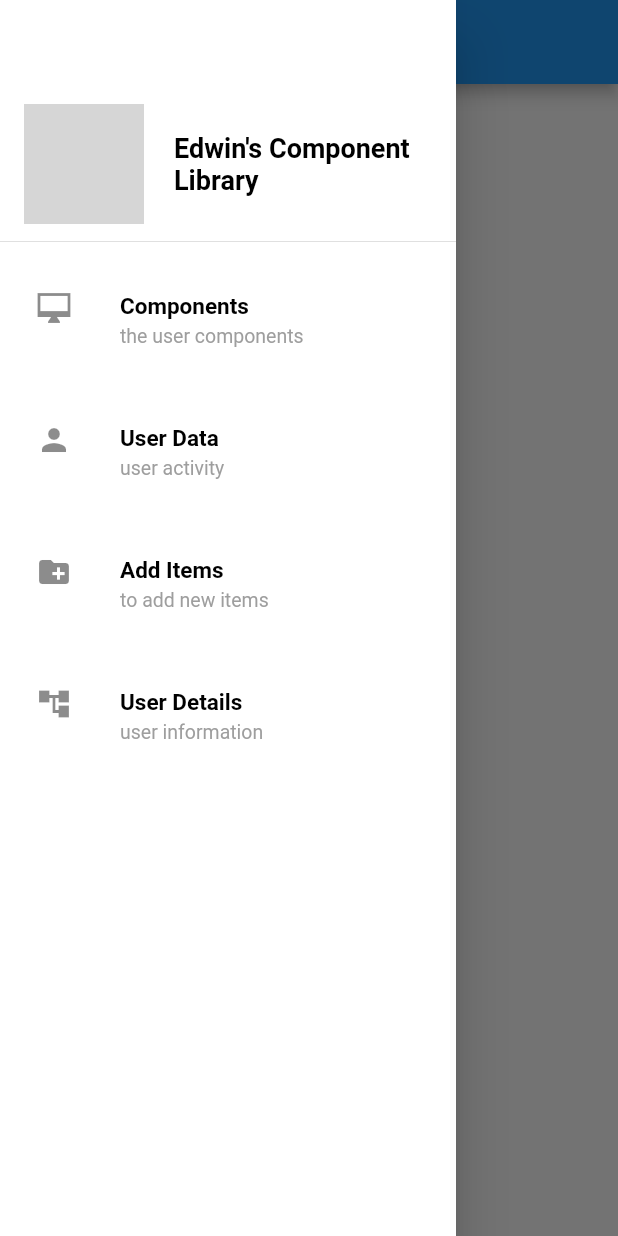
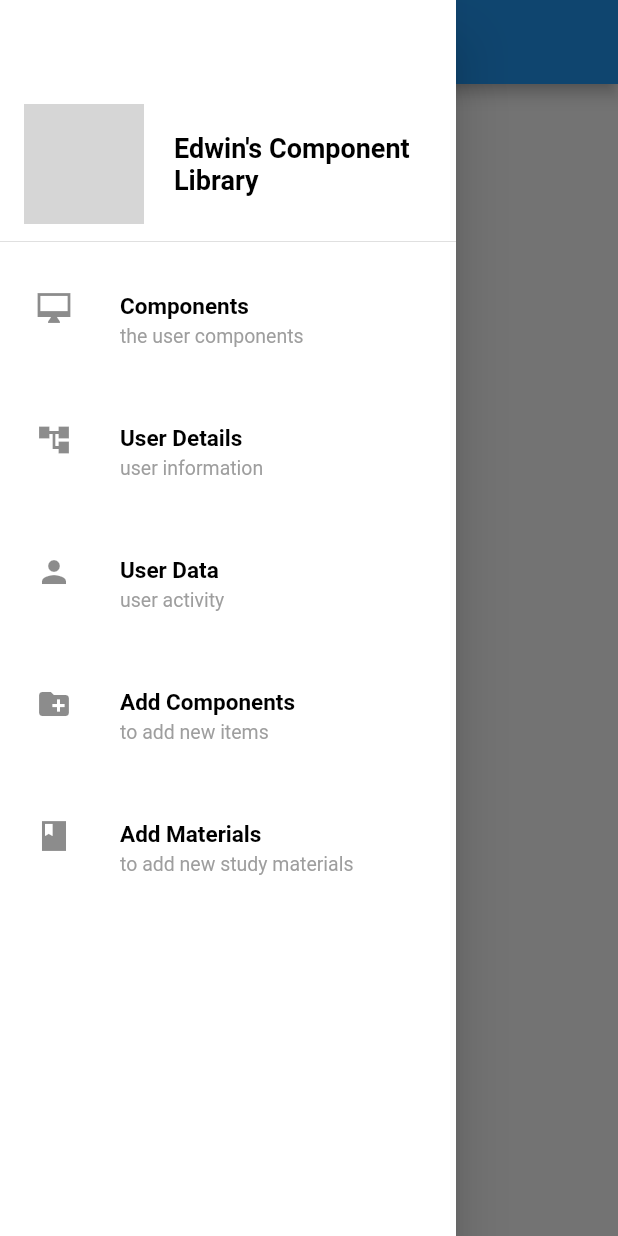
Before and after one commit to Shubhangcs/Admin_pannel, a Flutter app: the screen it shows after launch, with the side drawer open, on a phone screen of 412 x 824 dp. Run offline on Flutter 3.47's test engine with Material 2 defaults, Android fonts, the phone set to English and light mode, and no system bars; grey boxes are pictures that could not be loaded.

Commit message:
completed components

```diff
--- a/lib/all_files/admin_main.dart
+++ b/lib/all_files/admin_main.dart
@@ -3,6 +3,8 @@ import 'package:edwin_componant_admin/all_files/components.dart';
 import 'package:edwin_componant_admin/all_files/user_data.dart';
 import 'package:edwin_componant_admin/all_files/user_details.dart';
 import 'package:flutter/material.dart';
+
+import 'materials.dart';
 
 class AdminMain extends StatefulWidget {
   const AdminMain({super.key});
@@ -73,8 +75,34 @@ class _AdminMainState extends State<AdminMain> {
               ),
             ),
             TextButton(
-                onPressed: (){
-                  Navigator.push(context , MaterialPageRoute(builder: (context) => const UserData() ));
+              onPressed: () {
+                Navigator.push(
+                    context,
+                    MaterialPageRoute(
+                        builder: (context) => const UserDetails()));
+              },
+              child: const ListTile(
+                leading: Icon(Icons.account_tree),
+                title: Text(
+                  'User Details',
+                  style: TextStyle(
+                      color: Colors.black,
+                      fontWeight: FontWeight.bold,
+                      fontSize: 15),
+                ),
+                subtitle: Text(
+                  'user information',
+                  style: TextStyle(
+                      color: Colors.grey,
+                      fontWeight: FontWeight.normal,
+                      fontSize: 13),
+                ),
+              ),
+            ),
+            TextButton(
+              onPressed: () {
+                Navigator.push(context,
+                    MaterialPageRoute(builder: (context) => const UserData()));
               },
               child: const ListTile(
                 leading: Icon(Icons.person),
@@ -95,13 +123,14 @@ class _AdminMainState extends State<AdminMain> {
               ),
             ),
             TextButton(
-                onPressed: (){
-                  Navigator.push( context , MaterialPageRoute(builder: (context) => const AddItems()));
+              onPressed: () {
+                Navigator.push(context,
+                    MaterialPageRoute(builder: (context) => const AddItems()));
               },
               child: const ListTile(
                 leading: Icon(Icons.create_new_folder),
                 title: Text(
-                    'Add Items',
+                  'Add Components',
                   style: TextStyle(
                       color: Colors.black,
                       fontWeight: FontWeight.bold,
@@ -117,20 +146,21 @@ class _AdminMainState extends State<AdminMain> {
               ),
             ),
             TextButton(
-                onPressed: (){
-                  Navigator.push( context , MaterialPageRoute(builder: (context) => const UserDetails()));
+              onPressed: () {
+                Navigator.push(context,
+                    MaterialPageRoute(builder: (context) => const Materials()));
               },
               child: const ListTile(
-                  leading: Icon(Icons.account_tree),
+                leading: Icon(Icons.book_sharp),
                 title: Text(
-                    'User Details',
+                  'Add Materials',
                   style: TextStyle(
                       color: Colors.black,
                       fontWeight: FontWeight.bold,
                       fontSize: 15),
                 ),
                 subtitle: Text(
-                    'user information',
+                  'to add new study materials',
                   style: TextStyle(
                       color: Colors.grey,
                       fontWeight: FontWeight.normal,
@@ -139,7 +169,8 @@ class _AdminMainState extends State<AdminMain> {
               ),
             ),
           ],
-          )),
+        ),
+      ),
     );
   }
 }
--- a/lib/constants.dart
+++ b/lib/constants.dart
@@ -3,4 +3,5 @@ const componants = '$url/components/getcomponent';
 const addcomp = '$url/components/addcomponent';
 const userdata = '$url/comp/getuserdata';
 const userdetails = '$url/userdetails';
-const deletedata = '$url/getcomponent/delete';
+const deletedata = '$url/components/getcomponent/delete';
+const addmaterials = '$url/materials/addmaterials';
--- a/lib/main.dart
+++ b/lib/main.dart
@@ -1,4 +1,5 @@
 import 'package:edwin_componant_admin/all_files/admin_main.dart';
+import 'package:edwin_componant_admin/all_files/components.dart';
 import 'package:flutter/material.dart';
 
 void main() {
@@ -11,9 +12,12 @@ class MyApp extends StatelessWidget {
   // This widget is the root of your application.
   @override
   Widget build(BuildContext context) {
-    return const MaterialApp(
+    return MaterialApp(
       debugShowCheckedModeBanner: false,
-     home: AdminMain(),
+     home:const AdminMain(),
+     routes: {
+      '/component':(context) => const Components()
+     },
     );
   }
 }
```
Also changed, not shown: lib/all_files/materials.dart (added, +111 -0 lines), lib/models/component_card.dart (+22 -13 lines). Lines whose indentation alone changed are shown as unchanged.
